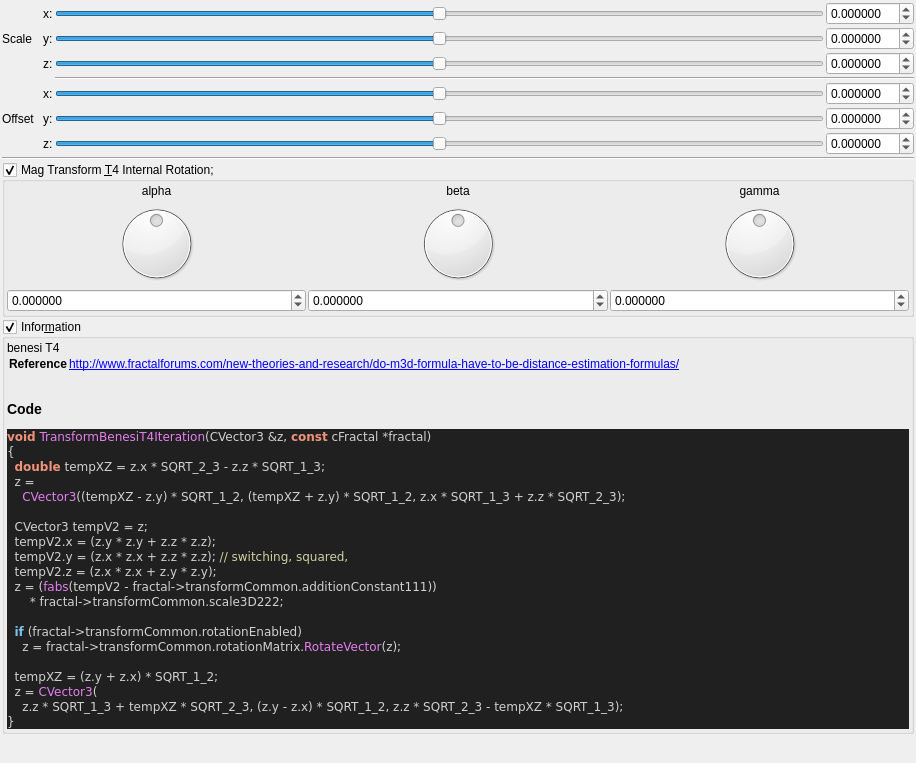
buddhi1980/mandelbulber2, file mandelbulber2/qt_data/fractal_transf_benesi_T4.ui: the form before one commit.
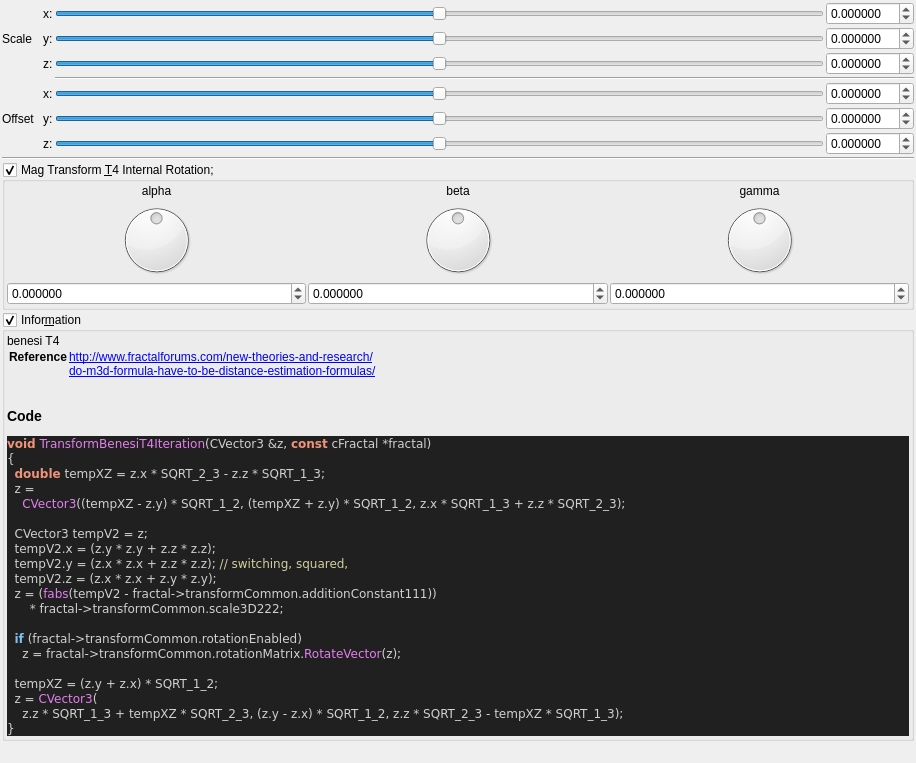
The form after the commit. Custom widgets are drawn as their Qt base class.

Commit message: source code format & updated ui formula files

```diff
--- a/mandelbulber2/qt_data/fractal_transf_benesi_T4.ui
+++ b/mandelbulber2/qt_data/fractal_transf_benesi_T4.ui
@@ -624,7 +624,8 @@
        <widget class="QLabel" name="label_code_content">
         <property name="text">
          <string>&lt;p&gt;benesi T4&lt;/p&gt;&lt;table&gt;
-&lt;tr&gt;&lt;th&gt;Reference&lt;/th&gt;&lt;td&gt;&lt;a href=&quot;http://www.fractalforums.com/new-theories-and-research/do-m3d-formula-have-to-be-distance-estimation-formulas/&quot;&gt;http://www.fractalforums.com/new-theories-and-research/do-m3d-formula-have-to-be-distance-estimation-formulas/&lt;br&gt;
+&lt;tr&gt;&lt;th&gt;Reference&lt;/th&gt;&lt;td&gt;&lt;a href=&quot;http://www.fractalforums.com/new-theories-and-research/&quot;&gt;http://www.fractalforums.com/new-theories-and-research/&lt;br&gt;
+&lt;a href=&quot;do-m3d-formula-have-to-be-distance-estimation-formulas/&quot;&gt;do-m3d-formula-have-to-be-distance-estimation-formulas/&lt;br&gt;
 &lt;/td&gt;&lt;/tr&gt;
 &lt;/table&gt;
 &lt;h3&gt;Code&lt;/h3&gt;
```
The commit also changes 41 other files.
